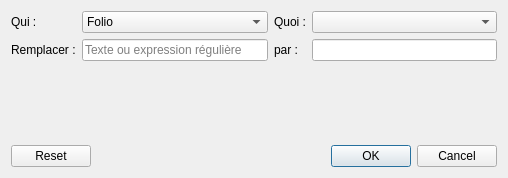
Before: the Qt Designer form sources/SearchAndReplace/ui/replaceadvanceddialog.ui in qelectrotech/qelectrotech-source-mirror, drawn with Qt 5.
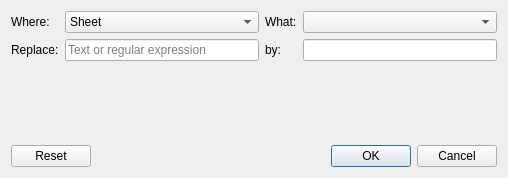
After: the same form once the commit is applied.

Patch:
```diff
--- a/sources/SearchAndReplace/ui/replaceadvanceddialog.ui
+++ b/sources/SearchAndReplace/ui/replaceadvanceddialog.ui
@@ -24,14 +24,14 @@
    <item row="1" column="2">
     <widget class="QLabel" name="label_4">
      <property name="text">
-      <string>par :</string>
+      <string>by:</string>
      </property>
     </widget>
    </item>
    <item row="1" column="0">
     <widget class="QLabel" name="label_2">
      <property name="text">
-      <string>Remplacer :</string>
+      <string>Replace:</string>
      </property>
     </widget>
    </item>
@@ -48,14 +48,14 @@
    <item row="0" column="0">
     <widget class="QLabel" name="label">
      <property name="text">
-      <string>Qui :</string>
+      <string>Where:</string>
      </property>
     </widget>
    </item>
    <item row="1" column="1">
     <widget class="QLineEdit" name="m_search_le">
      <property name="placeholderText">
-      <string>Texte ou expression régulière</string>
+      <string>Text or regular expression</string>
      </property>
     </widget>
    </item>
@@ -66,7 +66,7 @@
     <widget class="QComboBox" name="m_who_cb">
      <item>
       <property name="text">
-       <string>Folio</string>
+       <string>Sheet</string>
       </property>
      </item>
      <item>
@@ -89,7 +89,7 @@
    <item row="0" column="2">
     <widget class="QLabel" name="label_3">
      <property name="text">
-      <string>Quoi :</string>
+      <string>What:</string>
      </property>
     </widget>
    </item>
```
Left out of the diff: 8 changed lines with no effect on the pictures.
